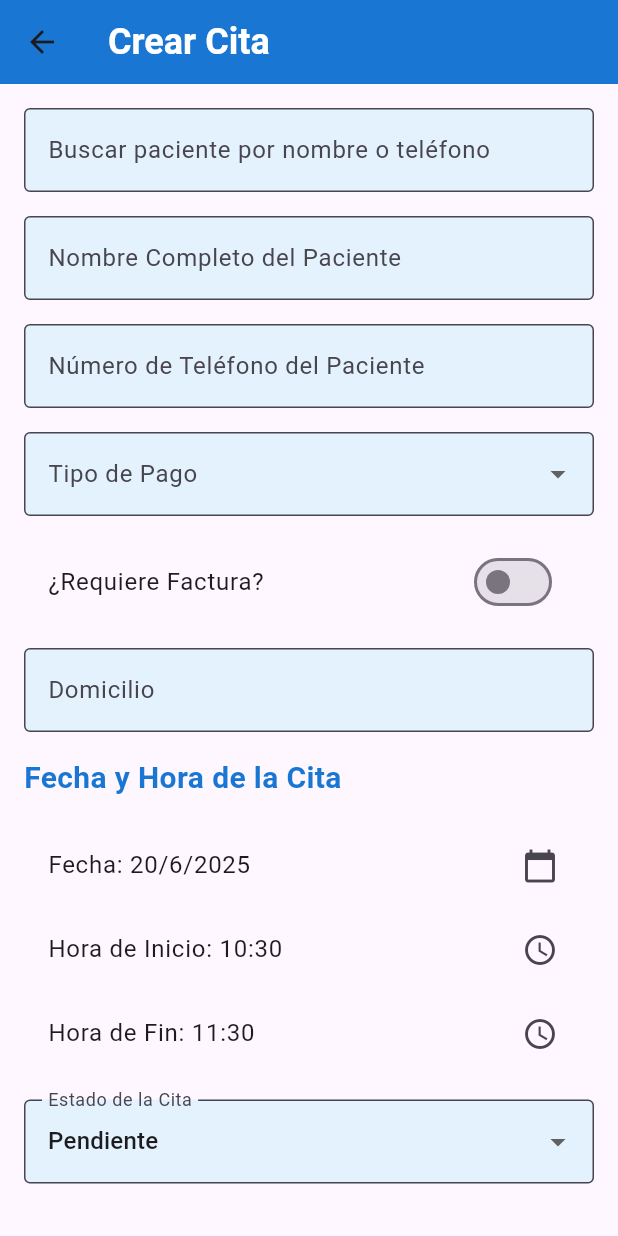
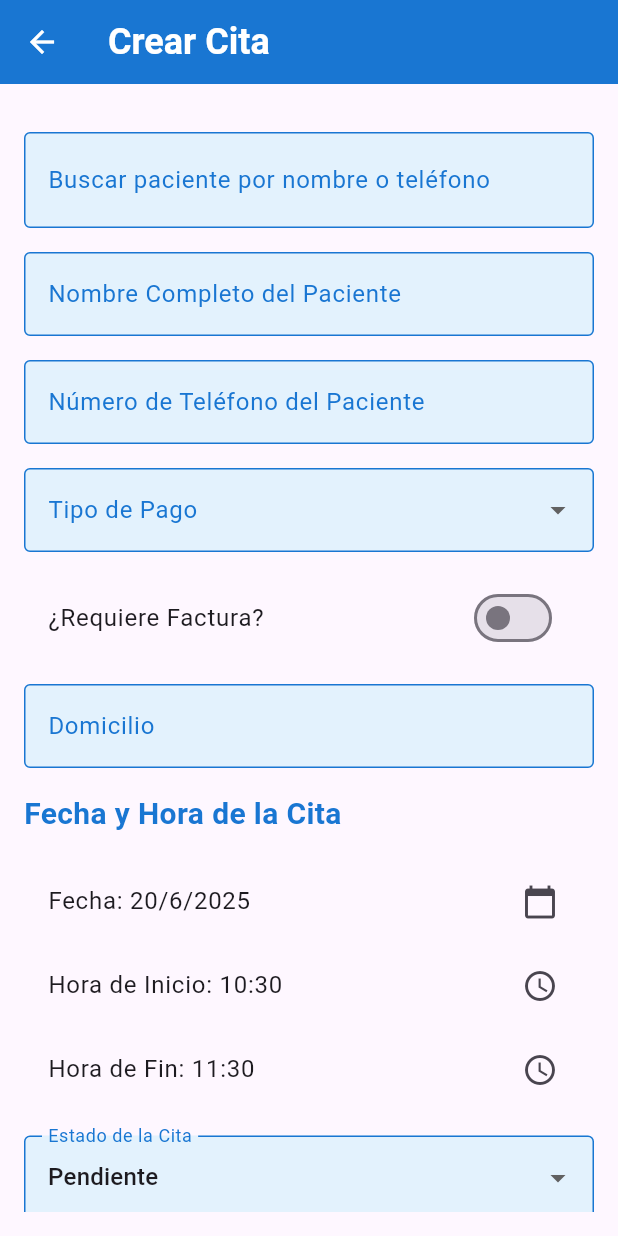
Before and after one commit to Darioantonio20/Demo_Agenda_citas_historial, a Flutter app: the screen it shows after launch, after a tap on "Agendar Cita", on a phone screen of 412 x 824 dp. Run offline on Flutter 3.47's test engine with Material 3 defaults, Android fonts, the phone set to English and light mode, and no system bars; our stand-ins replace awesome_dialog, flutter_slidable, sembast, sembast_web, sqflite, syncfusion_flutter_calendar; accounts and stored records are empty.

Commit message:
ADD: functionaliti and UI/UX

```diff
--- a/lib/views/appointment_form_view.dart
+++ b/lib/views/appointment_form_view.dart
@@ -337,6 +337,7 @@ class _AppointmentFormViewState extends State<AppointmentFormView> {
         title: Text(widget.appointment == null ? 'Crear Cita' : 'Editar Cita',
             style: AppStyles.appBarTitle),
         backgroundColor: primaryColor,
+        iconTheme: const IconThemeData(color: Colors.white),
         elevation: 0,
       ),
       body: Padding(
@@ -345,16 +346,28 @@ class _AppointmentFormViewState extends State<AppointmentFormView> {
           key: _formKey,
           child: ListView(
             children: [
+              const SizedBox(height: 16),
               TextFormField(
                 controller: _patientSearchController,
                 decoration: InputDecoration(
                   labelText: 'Buscar paciente por nombre o teléfono',
-                  border: OutlineInputBorder(),
+                  border: OutlineInputBorder(
+                    borderSide: BorderSide(color: primaryColor),
+                  ),
+                  enabledBorder: OutlineInputBorder(
+                    borderSide: BorderSide(color: primaryColor),
+                  ),
+                  focusedBorder: OutlineInputBorder(
+                    borderSide: BorderSide(color: primaryColor, width: 2),
+                  ),
+                  labelStyle: TextStyle(color: primaryColor),
                   filled: true,
                   fillColor: lightBackgroundColor,
+                  contentPadding:
+                      EdgeInsets.symmetric(horizontal: 12, vertical: 20),
                   suffixIcon: _patientSearchController.text.isNotEmpty
                       ? IconButton(
-                          icon: Icon(Icons.clear),
+                          icon: Icon(Icons.clear, color: Colors.white),
                           onPressed: () {
                             _patientSearchController.clear();
                             setState(() {
@@ -421,7 +434,16 @@ class _AppointmentFormViewState extends State<AppointmentFormView> {
                 controller: _patientNameController,
                 decoration: InputDecoration(
                   labelText: 'Nombre Completo del Paciente',
-                  border: OutlineInputBorder(),
+                  border: OutlineInputBorder(
+                    borderSide: BorderSide(color: primaryColor),
+                  ),
+                  enabledBorder: OutlineInputBorder(
+                    borderSide: BorderSide(color: primaryColor),
+                  ),
+                  focusedBorder: OutlineInputBorder(
+                    borderSide: BorderSide(color: primaryColor, width: 2),
+                  ),
+                  labelStyle: TextStyle(color: primaryColor),
                   filled: true,
                   fillColor: lightBackgroundColor,
                 ),
@@ -438,7 +460,16 @@ class _AppointmentFormViewState extends State<AppointmentFormView> {
                 controller: _phoneNumberController,
                 decoration: InputDecoration(
                   labelText: 'Número de Teléfono del Paciente',
-                  border: OutlineInputBorder(),
+                  border: OutlineInputBorder(
+                    borderSide: BorderSide(color: primaryColor),
+                  ),
+                  enabledBorder: OutlineInputBorder(
+                    borderSide: BorderSide(color: primaryColor),
+                  ),
+                  focusedBorder: OutlineInputBorder(
+                    borderSide: BorderSide(color: primaryColor, width: 2),
+                  ),
+                  labelStyle: TextStyle(color: primaryColor),
                   filled: true,
                   fillColor: lightBackgroundColor,
                 ),
@@ -456,7 +487,16 @@ class _AppointmentFormViewState extends State<AppointmentFormView> {
                 value: _selectedPaymentType,
                 decoration: InputDecoration(
                   labelText: 'Tipo de Pago',
-                  border: OutlineInputBorder(),
+                  border: OutlineInputBorder(
+                    borderSide: BorderSide(color: primaryColor),
+                  ),
+                  enabledBorder: OutlineInputBorder(
+                    borderSide: BorderSide(color: primaryColor),
+                  ),
+                  focusedBorder: OutlineInputBorder(
+                    borderSide: BorderSide(color: primaryColor, width: 2),
+                  ),
+                  labelStyle: TextStyle(color: primaryColor),
                   filled: true,
                   fillColor: lightBackgroundColor,
                 ),
@@ -500,7 +540,16 @@ class _AppointmentFormViewState extends State<AppointmentFormView> {
                 controller: _addressController,
                 decoration: InputDecoration(
                   labelText: 'Domicilio',
-                  border: OutlineInputBorder(),
+                  border: OutlineInputBorder(
+                    borderSide: BorderSide(color: primaryColor),
+                  ),
+                  enabledBorder: OutlineInputBorder(
+                    borderSide: BorderSide(color: primaryColor),
+                  ),
+                  focusedBorder: OutlineInputBorder(
+                    borderSide: BorderSide(color: primaryColor, width: 2),
+                  ),
+                  labelStyle: TextStyle(color: primaryColor),
                   filled: true,
                   fillColor: lightBackgroundColor,
                 ),
@@ -550,7 +599,16 @@ class _AppointmentFormViewState extends State<AppointmentFormView> {
                 value: _selectedStatus,
                 decoration: InputDecoration(
                   labelText: 'Estado de la Cita',
-                  border: OutlineInputBorder(),
+                  border: OutlineInputBorder(
+                    borderSide: BorderSide(color: primaryColor),
+                  ),
+                  enabledBorder: OutlineInputBorder(
+                    borderSide: BorderSide(color: primaryColor),
+                  ),
+                  focusedBorder: OutlineInputBorder(
+                    borderSide: BorderSide(color: primaryColor, width: 2),
+                  ),
+                  labelStyle: TextStyle(color: primaryColor),
                   filled: true,
                   fillColor: lightBackgroundColor,
                 ),
--- a/lib/views/home_view.dart
+++ b/lib/views/home_view.dart
@@ -24,6 +24,7 @@ class _HomeViewState extends State<HomeView> {
   bool _use24HourFormat = true;
   sfcalendar.CalendarController _calendarController =
       sfcalendar.CalendarController();
+  TextEditingController _patientSearchController = TextEditingController();
 
   @override
   void initState() {
@@ -105,6 +106,7 @@ Domicilio: ${patient.address}''',
       appBar: AppBar(
         title: Text('Agenda Demo', style: AppStyles.appBarTitle),
         backgroundColor: primaryColor,
+        iconTheme: const IconThemeData(color: Colors.white),
         elevation: 0,
         actions: [
           IconButton(
@@ -126,15 +128,34 @@ Domicilio: ${patient.address}''',
             view: _calendarController.view ?? sfcalendar.CalendarView.month,
             initialDisplayDate: DateTime.now(),
             dataSource: _getCalendarDataSource(appointments),
-            monthViewSettings: const sfcalendar.MonthViewSettings(
+            todayHighlightColor: primaryColor,
+            cellBorderColor: primaryColor,
+            monthViewSettings: sfcalendar.MonthViewSettings(
               appointmentDisplayMode:
                   sfcalendar.MonthAppointmentDisplayMode.appointment,
               showAgenda: true,
+              monthCellStyle: sfcalendar.MonthCellStyle(
+                todayBackgroundColor: primaryColor,
+                todayTextStyle: const TextStyle(
+                  color: Colors.white,
+                  fontWeight: FontWeight.bold,
+                ),
+              ),
             ),
             timeSlotViewSettings: sfcalendar.TimeSlotViewSettings(
               startHour: 0,
               endHour: 24,
               timeFormat: _use24HourFormat ? 'HH:mm' : 'hh:mm a',
+            ),
+            selectionDecoration: BoxDecoration(
+              color: primaryColor.withOpacity(0.3),
+              border: Border.all(color: primaryColor, width: 2),
+              borderRadius: BorderRadius.circular(6),
+            ),
+            viewHeaderStyle: sfcalendar.ViewHeaderStyle(
+              backgroundColor: primaryColor.withOpacity(0.1),
+              dateTextStyle: const TextStyle(color: primaryColor),
+              dayTextStyle: const TextStyle(color: primaryColor),
             ),
             onTap: (sfcalendar.CalendarTapDetails details) async {
               if (details.targetElement ==
@@ -201,8 +222,9 @@ Domicilio: ${patient.address}''',
                                                   },
                                                   backgroundColor: Colors.blue,
                                                   foregroundColor: Colors.white,
-                                                  icon: Icons.edit,
-                                                  label: 'Editar',
+                                                  label: 'EDITAR',
+                                                  padding:
+                                                      const EdgeInsets.all(8),
                                                 ),
                                                 SlidableAction(
                                                   onPressed:
@@ -233,8 +255,9 @@ Domicilio: ${patient.address}''',
                                                   },
                                                   backgroundColor: Colors.red,
                                                   foregroundColor: Colors.white,
-                                                  icon: Icons.delete,
-                                                  label: 'Eliminar',
+                                                  label: 'ELIMINAR',
+                                                  padding:
+                                                      const EdgeInsets.all(8),
                                                 ),
                                               ],
                                             ),
```
Also changed, not shown: lib/views/patient_form_view.dart (+41 -4 lines), 3 other files.
